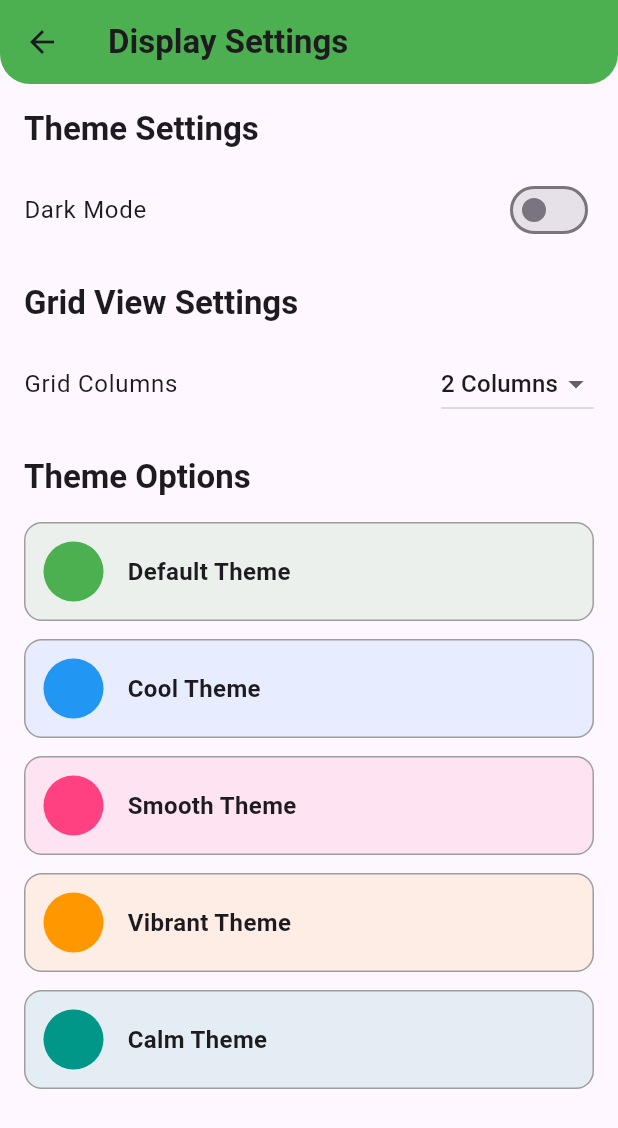
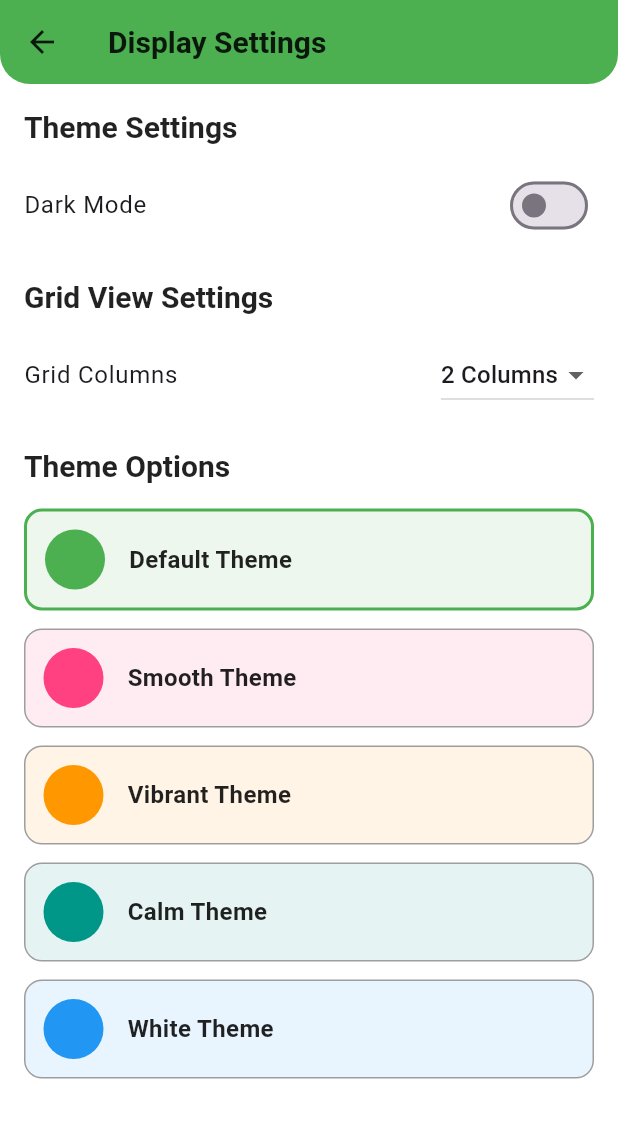
Before and after one commit to DevSon1024/ragadl-app, a Flutter app: the screen it shows after launch, in the side drawer, after a tap on "Display Settings", on a phone screen of 412 x 824 dp. Shown: the top 1128 px of the screen. Run offline on Flutter 3.47's test engine with Material 3 defaults, Android fonts, the light colour scheme and no system bars; our stand-ins replace awesome_notifications, cached_network_image, csv, device_info_plus, dio, file_picker and 5 more; missing offline and left inert: flutter_isolate, window_manager.

Commit message:
theme and icon settings

```diff
--- a/lib/main.dart
+++ b/lib/main.dart
@@ -251,8 +251,10 @@ class _MainScreenState extends State<MainScreen> {
         bottomNavigationBar: BottomAppBar(
           shape: const CircularNotchedRectangle(),
           notchMargin: 8.0,
-          height: 71.0, // Reduced height
+          height: 71.0,
+          // Reduced height
           color: Theme.of(context).primaryColor,
+
           child: Row(
             mainAxisAlignment: MainAxisAlignment.spaceAround,
             children: [
@@ -277,8 +279,9 @@ class _MainScreenState extends State<MainScreen> {
           },
           shape: const CircleBorder(),
           child: Icon(
-            Icons.add,
+            Icons.download_for_offline_rounded,
             color: Theme.of(context).colorScheme.onPrimary,
+            size: 50.0, // Increased icon size to better fill the button
           ),
         ),
         floatingActionButtonLocation: FloatingActionButtonLocation.centerDocked,
@@ -297,6 +300,7 @@ class _MainScreenState extends State<MainScreen> {
             FocusScope.of(context).unfocus();
           });
         },
+        borderRadius: BorderRadius.circular(50), // Circular hover effect
         child: Column(
           mainAxisSize: MainAxisSize.min,
           children: [
@@ -305,7 +309,7 @@ class _MainScreenState extends State<MainScreen> {
               color: isSelected
                   ? Theme.of(context).colorScheme.onPrimary
                   : Theme.of(context).colorScheme.onPrimary.withOpacity(0.7),
-              size: 24, // Consistent icon size
+              size: 28,
             ),
             Text(
               label,
@@ -313,7 +317,7 @@ class _MainScreenState extends State<MainScreen> {
                 color: isSelected
                     ? Theme.of(context).colorScheme.onPrimary
                     : Theme.of(context).colorScheme.onPrimary.withOpacity(0.7),
-                fontSize: 11, // Slightly smaller font for compact look
+                fontSize: 11,
               ),
             ),
           ],
@@ -444,12 +448,6 @@ class _HomePageState extends State<HomePage> {
                   style: Theme.of(context).textTheme.headlineSmall,
                   textAlign: TextAlign.center,
                 ),
-                const SizedBox(height: 16),
-                Text(
-                  'Browse celebrities or tap the + button to download images',
-                  style: Theme.of(context).textTheme.bodyMedium,
-                  textAlign: TextAlign.center,
-                ),
               ],
             ),
           ),
--- a/lib/pages/history/history_settings.dart
+++ b/lib/pages/history/history_settings.dart
@@ -228,6 +228,7 @@ class _FullImageViewerState extends State<FullImageViewer> {
   late int _currentIndex;
   bool _isDeleting = false;
   final List<TransformationController> _transformationControllers = [];
+  final FocusNode _focusNode = FocusNode();
 
   @override
   void initState() {
@@ -245,6 +246,7 @@ class _FullImageViewerState extends State<FullImageViewer> {
     for (var controller in _transformationControllers) {
       controller.dispose();
     }
+    _focusNode.dispose();
     super.dispose();
   }
 
@@ -330,6 +332,24 @@ class _FullImageViewerState extends State<FullImageViewer> {
     }
   }
 
+  void _navigateToPrevious() {
+    if (_currentIndex > 0) {
+      _pageController.previousPage(
+        duration: const Duration(milliseconds: 300),
+        curve: Curves.easeInOut,
+      );
+    }
+  }
+
+  void _navigateToNext() {
+    if (_currentIndex < widget.images.length - 1) {
+      _pageController.nextPage(
+        duration: const Duration(milliseconds: 300),
+        curve: Curves.easeInOut,
+      );
+    }
+  }
+
   @override
   Widget build(BuildContext context) {
     final currentImage = File(widget.images[_currentIndex].path);
@@ -372,7 +392,21 @@ class _FullImageViewerState extends State<FullImageViewer> {
           ),
         ],
       ),
-      body: PageView.builder(
+      body: RawKeyboardListener(
+        focusNode: _focusNode,
+        autofocus: true,
+        onKey: (RawKeyEvent event) {
+          if (event is RawKeyDownEvent) {
+            if (event.logicalKey == LogicalKeyboardKey.arrowLeft) {
+              _navigateToPrevious();
+            } else if (event.logicalKey == LogicalKeyboardKey.arrowRight) {
+              _navigateToNext();
+            }
+          }
+        },
+        child: Stack(
+          children: [
+            PageView.builder(
               controller: _pageController,
               itemCount: widget.images.length,
               onPageChanged: (index) => setState(() => _currentIndex = index),
@@ -399,6 +433,31 @@ class _FullImageViewerState extends State<FullImageViewer> {
                 );
               },
             ),
+            if (widget.images.length > 1) ...[
+              Positioned(
+                left: 16,
+                top: MediaQuery.of(context).size.height / 2 - 24,
+                child: FloatingActionButton(
+                  mini: true,
+                  onPressed: _currentIndex > 0 ? _navigateToPrevious : null,
+                  backgroundColor: _currentIndex > 0 ? Theme.of(context).primaryColor : Colors.grey,
+                  child: const Icon(Icons.arrow_left),
+                ),
+              ),
+              Positioned(
+                right: 16,
+                top: MediaQuery.of(context).size.height / 2 - 24,
+                child: FloatingActionButton(
+                  mini: true,
+                  onPressed: _currentIndex < widget.images.length - 1 ? _navigateToNext : null,
+                  backgroundColor: _currentIndex < widget.images.length - 1 ? Theme.of(context).primaryColor : Colors.grey,
+                  child: const Icon(Icons.arrow_right),
+                ),
+              ),
+            ],
+          ],
+        ),
+      ),
     );
   }
 }
--- a/lib/settings/display_settings_page.dart
+++ b/lib/settings/display_settings_page.dart
@@ -107,14 +107,6 @@ class DisplaySettingsPage extends StatelessWidget {
                     ),
                     _buildThemeContainer(
                       context,
-                      'Cool Theme',
-                      Colors.blue,
-                      themeConfig,
-                      themeName: 'cool',
-                      isSelected: themeConfig.currentTheme == 'cool',
-                    ),
-                    _buildThemeContainer(
-                      context,
                       'Smooth Theme',
                       Colors.pinkAccent,
                       themeConfig,
@@ -136,6 +128,14 @@ class DisplaySettingsPage extends StatelessWidget {
                       themeConfig,
                       themeName: 'calm',
                       isSelected: themeConfig.currentTheme == 'calm',
+                    ),
+                    _buildThemeContainer(
+                      context,
+                      'White Theme',
+                      const Color(0xFF2196F3),
+                      themeConfig,
+                      themeName: 'white',
+                      isSelected: themeConfig.currentTheme == 'white',
                     ),
                   ],
                 ),
--- a/lib/widgets/theme_config.dart
+++ b/lib/widgets/theme_config.dart
@@ -2,6 +2,13 @@ import 'package:flutter/material.dart';
 import 'package:shared_preferences/shared_preferences.dart';
 
 class ThemeConfig extends ChangeNotifier {
+  // Helper function to lighten a color for containers in light themes
+  Color _lightenColor(Color color, [double amount = 0.8]) {
+    final hsl = HSLColor.fromColor(color);
+    final hslLight = hsl.withLightness((hsl.lightness + amount).clamp(0.9, 1.0));
+    return hslLight.toColor();
+  }
+
   // Helper function to darken a color for dark themes
   Color _darkenColor(Color color, [double amount = 0.3]) {
     final hsl = HSLColor.fromColor(color);
@@ -9,30 +16,29 @@ class ThemeConfig extends ChangeNotifier {
     return hslDark.toColor();
   }
 
-  // Light Themes (unchanged)
+  // Light Themes
   static ThemeData defaultTheme = ThemeData(
     primarySwatch: Colors.green,
     primaryColor: Colors.green,
     brightness: Brightness.light,
-    cardTheme: const CardTheme(
+    scaffoldBackgroundColor: Colors.white,
+    cardTheme: CardTheme(
       elevation: 4,
       margin: EdgeInsets.all(8),
+      color: HSLColor.fromColor(Colors.green).withLightness(0.95).toColor(), // Fainted green
     ),
     textTheme: const TextTheme(
-      bodyMedium: TextStyle(fontSize: 16),
+      bodyMedium: TextStyle(fontSize: 16, color: Colors.black87),
+      bodySmall: TextStyle(fontSize: 14, color: Colors.black54),
+      titleLarge: TextStyle(fontSize: 20, color: Colors.black87),
     ),
-  );
-
-  static ThemeData coolTheme = ThemeData(
-    primarySwatch: Colors.blue,
-    primaryColor: Colors.blue,
-    brightness: Brightness.light,
-    cardTheme: const CardTheme(
-      elevation: 4,
-      margin: EdgeInsets.all(8),
+    iconTheme: const IconThemeData(
+      color: Colors.green,
     ),
-    textTheme: const TextTheme(
-      bodyMedium: TextStyle(fontSize: 16),
+    appBarTheme: const AppBarTheme(
+      backgroundColor: Colors.white,
+      foregroundColor: Colors.black87,
+      elevation: 0,
     ),
   );
 
@@ -40,12 +46,24 @@ class ThemeConfig extends ChangeNotifier {
     primarySwatch: Colors.pink,
     primaryColor: Colors.pinkAccent,
     brightness: Brightness.light,
-    cardTheme: const CardTheme(
+    scaffoldBackgroundColor: Colors.white,
+    cardTheme: CardTheme(
       elevation: 4,
       margin: EdgeInsets.all(8),
+      color: HSLColor.fromColor(Colors.pinkAccent).withLightness(0.95).toColor(), // Fainted pink
     ),
     textTheme: const TextTheme(
-      bodyMedium: TextStyle(fontSize: 16),
+      bodyMedium: TextStyle(fontSize: 16, color: Colors.black87),
+      bodySmall: TextStyle(fontSize: 14, color: Colors.black54),
+      titleLarge: TextStyle(fontSize: 20, color: Colors.black87),
+    ),
+    iconTheme: const IconThemeData(
+      color: Colors.pinkAccent,
+    ),
+    appBarTheme: const AppBarTheme(
+      backgroundColor: Colors.white,
+      foregroundColor: Colors.black87,
+      elevation: 0,
     ),
   );
 
@@ -53,12 +71,24 @@ class ThemeConfig extends ChangeNotifier {
     primarySwatch: Colors.orange,
     primaryColor: Colors.orange,
     brightness: Brightness.light,
-    cardTheme: const CardTheme(
+    scaffoldBackgroundColor: Colors.white,
+    cardTheme: CardTheme(
       elevation: 4,
       margin: EdgeInsets.all(8),
+      color: HSLColor.fromColor(Colors.orange).withLightness(0.95).toColor(), // Fainted orange
     ),
     textTheme: const TextTheme(
-      bodyMedium: TextStyle(fontSize: 16),
+      bodyMedium: TextStyle(fontSize: 16, color: Colors.black87),
+      bodySmall: TextStyle(fontSize: 14, color: Colors.black54),
+      titleLarge: TextStyle(fontSize: 20, color: Colors.black87),
+    ),
+    iconTheme: const IconThemeData(
+      color: Colors.orange,
+    ),
+    appBarTheme: const AppBarTheme(
+      backgroundColor: Colors.white,
+      foregroundColor: Colors.black87,
+      elevation: 0,
     ),
   );
 
@@ -66,19 +96,55 @@ class ThemeConfig extends ChangeNotifier {
     primarySwatch: Colors.teal,
     primaryColor: Colors.teal,
     brightness: Brightness.light,
+    scaffoldBackgroundColor: Colors.white,
+    cardTheme: CardTheme(
+      elevation: 4,
+      margin: EdgeInsets.all(8),
+      color: HSLColor.fromColor(Colors.teal).withLightness(0.95).toColor(), // Fainted teal
+    ),
+    textTheme: const TextTheme(
+      bodyMedium: TextStyle(fontSize: 16, color: Colors.black87),
+      bodySmall: TextStyle(fontSize: 14, color: Colors.black54),
+      titleLarge: TextStyle(fontSize: 20, color: Colors.black87),
+    ),
+    iconTheme: const IconThemeData(
+      color: Colors.teal,
+    ),
+    appBarTheme: const AppBarTheme(
+      backgroundColor: Colors.white,
+      foregroundColor: Colors.black87,
+      elevation: 0,
+    ),
+  );
+
+  static ThemeData whiteTheme = ThemeData(
+    primarySwatch: Colors.blue,
+    primaryColor: const Color(0xFF2196F3),
+    brightness: Brightness.light,
+    scaffoldBackgroundColor: Colors.white,
     cardTheme: const CardTheme(
       elevation: 4,
       margin: EdgeInsets.all(8),
+      color: Color(0xFFE3F2FD), // Fainted blue
     ),
     textTheme: const TextTheme(
-      bodyMedium: TextStyle(fontSize: 16),
+      bodyMedium: TextStyle(fontSize: 16, color: Colors.black87),
+      bodySmall: TextStyle(fontSize: 14, color: Colors.black54),
+      titleLarge: TextStyle(fontSize: 20, color: Colors.black87),
+    ),
+    iconTheme: const IconThemeData(
+      color: Color(0xFF2196F3),
+    ),
+    appBarTheme: const AppBarTheme(
+      backgroundColor: Colors.white,
+      foregroundColor: Colors.black87,
+      elevation: 0,
     ),
   );
 
-
-  // Dark Themes (unified with darkened primary colors)
+  // Dark Themes
   static ThemeData defaultDarkTheme = ThemeData(
-    primaryColor: const Color(0xFF2E7D32), // Darkened green
+    primaryColor: const Color(0xFF2E7D32),
     colorScheme: const ColorScheme.dark(
       primary: Color(0xFF2E7D32),
       secondary: Color(0xFF4CAF50),
@@ -89,10 +155,10 @@ class ThemeConfig extends ChangeNotifier {
     ),
     scaffoldBackgroundColor: const Color(0xFF212121),
     brightness: Brightness.dark,
-    cardTheme: const CardTheme(
+    cardTheme: CardTheme(
       elevation: 4,
       margin: EdgeInsets.all(8),
-      color: Color(0xFF424242),
+      color: HSLColor.fromColor(const Color(0xFFFFFFFF)).withLightness(0.3).toColor(), // Darkened green for containers
     ),
     textTheme: const TextTheme(
       bodyMedium: TextStyle(fontSize: 16, color: Color(0xFFFFFFFF)),
@@ -109,40 +175,8 @@ class ThemeConfig extends ChangeNotifier {
     ),
   );
 
-  static ThemeData coolDarkTheme = ThemeData(
-    primaryColor: const Color(0xFF1565C0), // Darkened blue
-    colorScheme: const ColorScheme.dark(
-      primary: Color(0xFF1565C0),
-      secondary: Color(0xFF42A5F5),
-      surface: Color(0xFF424242),
-      onPrimary: Color(0xFFFFFFFF),
-      onSecondary: Color(0xFFFFFFFF),
-      onSurface: Color(0xFFFFFFFF),
-    ),
-    scaffoldBackgroundColor: const Color(0xFF212121),
-    brightness: Brightness.dark,
-    cardTheme: const CardTheme(
-      elevation: 4,
-      margin: EdgeInsets.all(8),
-      color: Color(0xFF424242),
-    ),
-    textTheme: const TextTheme(
-      bodyMedium: TextStyle(fontSize: 16, color: Color(0xFFFFFFFF)),
-      bodySmall: TextStyle(fontSize: 14, color: Color(0xFFB0B0B0)),
-      titleLarge: TextStyle(fontSize: 20, color: Color(0xFFFFFFFF)),
-    ),
-    iconTheme: const IconThemeData(
-      color: Color(0xFF1565C0),
-    ),
-    appBarTheme: const AppBarTheme(
-      backgroundColor: Color(0xFF212121),
-      foregroundColor: Color(0xFFFFFFFF),
-      elevation: 0,
-    ),
-  );
-
   static ThemeData smoothDarkTheme = ThemeData(
-    primaryColor: const Color(0xFFC2185B), // Darkened pink
+    primaryColor: const Color(0xFFC2185B),
     colorScheme: const ColorScheme.dark(
       primary: Color(0xFFC2185B),
       secondary: Color(0xFFF06292),
@@ -153,10 +187,10 @@ class ThemeConfig extends ChangeNotifier {
     ),
     scaffoldBackgroundColor: const Color(0xFF212121),
     brightness: Brightness.dark,
-    cardTheme: const CardTheme(
+    cardTheme: CardTheme(
       elevation: 4,
       margin: EdgeInsets.all(8),
-      color: Color(0xFF424242),
+      color: HSLColor.fromColor(const Color(0xFFC2185B)).withLightness(0.3).toColor(), // Darkened pink for containers
     ),
     textTheme: const TextTheme(
       bodyMedium: TextStyle(fontSize: 16, color: Color(0xFFFFFFFF)),
@@ -174,7 +208,7 @@ class ThemeConfig extends ChangeNotifier {
   );
 
   static ThemeData vibrantDarkTheme = ThemeData(
-    primaryColor: const Color(0xFFF57C00), // Darkened orange
+    primaryColor: const Color(0xFFF57C00),
     colorScheme: const ColorScheme.dark(
       primary: Color(0xFFF57C00),
       secondary: Color(0xFFFFA726),
@@ -185,10 +219,10 @@ class ThemeConfig extends ChangeNotifier {
     ),
     scaffoldBackgroundColor: const Color(0xFF212121),
     brightness: Brightness.dark,
-    cardTheme: const CardTheme(
+    cardTheme: CardTheme(
       elevation: 4,
       margin: EdgeInsets.all(8),
-      color: Color(0xFF424242),
+      color: HSLColor.fromColor(const Color(0xFFF57C00)).withLightness(0.3).toColor(), // Darkened orange for containers
     ),
     textTheme: const TextTheme(
       bodyMedium: TextStyle(fontSize: 16, color: Color(0xFFFFFFFF)),
@@ -206,7 +240,7 @@ class ThemeConfig extends ChangeNotifier {
   );
 
   static ThemeData calmDarkTheme = ThemeData(
-    primaryColor: const Color(0xFF00695C), // Darkened teal
+    primaryColor: const Color(0xFF00695C),
     colorScheme: const ColorScheme.dark(
       primary: Color(0xFF00695C),
       secondary: Color(0xFF26A69A),
@@ -217,10 +251,10 @@ class ThemeConfig extends ChangeNotifier {
     ),
     scaffoldBackgroundColor: const Color(0xFF212121),
     brightness: Brightness.dark,
-    cardTheme: const CardTheme(
+    cardTheme: CardTheme(
       elevation: 4,
       margin: EdgeInsets.all(8),
-      color: Color(0xFF424242),
+      color: HSLColor.fromColor(const Color(0xFF00695C)).withLightness(0.3).toColor(), // Darkened teal for containers
     ),
     textTheme: const TextTheme(
       bodyMedium: TextStyle(fontSize: 16, color: Color(0xFFFFFFFF)),
@@ -237,9 +271,40 @@ class ThemeConfig extends ChangeNotifier {
     ),
   );
 
+  static ThemeData whiteDarkTheme = ThemeData(
+    primaryColor: const Color(0xFF1976D2), // Darker blue for dark theme
+    colorScheme: const ColorScheme.dark(
+      primary: Color(0xFF1976D2),
+      secondary: Color(0xFF42A5F5), // Lighter blue for accents
+      surface: Color(0xFF424242),
+      onPrimary: Color(0xFFFFFFFF),
+      onSecondary: Color(0xFFFFFFFF),
+      onSurface: Color(0xFFFFFFFF),
+    ),
+    scaffoldBackgroundColor: const Color(0xFF212121), // Dark grey background
+    brightness: Brightness.dark,
+    cardTheme: CardTheme(
+      elevation: 4,
+      margin: EdgeInsets.all(8),
+      color: const Color(0xFF616161), // Grey for containers
+    ),
+    textTheme: const TextTheme(
+      bodyMedium: TextStyle(fontSize: 16, color: Color(0xFFFFFFFF)),
+      bodySmall: TextStyle(fontSize: 14, color: Color(0xFFB0B0B0)),
+      titleLarge: TextStyle(fontSize: 20, color: Color(0xFFFFFFFF)),
+    ),
+    iconTheme: const IconThemeData(
+      color: Color(0xFF1976D2), // Darker blue for icons
+    ),
+    appBarTheme: const AppBarTheme(
+      backgroundColor: Color(0xFF212121), // Dark grey AppBar
+      foregroundColor: Color(0xFFFFFFFF),
+      elevation: 0,
+    ),
+  );
 
   ThemeMode _currentThemeMode = ThemeMode.system;
-  String _currentTheme = 'google'; // Set Google as default theme
+  String _currentTheme = 'default'; // Set default theme
 
   // Add keys for SharedPreferences
   static const String _themeModeKey = 'theme_mode';
@@ -261,7 +326,7 @@ class ThemeConfig extends ChangeNotifier {
     if (themeName != null) {
       _currentTheme = themeName;
     } else {
-      _currentTheme = 'google'; // Ensure default is google if no saved theme
+      _currentTheme = 'default'; // Ensure default theme if no saved theme
     }
     final gridCols = prefs.getInt(_gridColumnsKey);
     if (gridCols != null) {
@@ -292,26 +357,26 @@ class ThemeConfig extends ChangeNotifier {
 
   void toggleTheme() {
     _currentThemeMode = _currentThemeMode == ThemeMode.light ? ThemeMode.dark : ThemeMode.light;
-    _saveTheme(); // Persist the change
+    _saveTheme();
     notifyListeners();
   }
 
   void setTheme(String themeName) {
     _currentTheme = themeName;
-    _saveTheme(); // Persist the change
+    _saveTheme();
     notifyListeners();
   }
 
   ThemeData get lightTheme {
     switch (_currentTheme) {
-      case 'cool':
-        return coolTheme;
       case 'smooth':
         return smoothTheme;
       case 'vibrant':
         return vibrantTheme;
       case 'calm':
         return calmTheme;
+      case 'white':
+        return whiteTheme;
       default:
         return defaultTheme;
     }
@@ -319,14 +384,14 @@ class ThemeConfig extends ChangeNotifier {
 
   ThemeData get darkTheme {
     switch (_currentTheme) {
-      case 'cool':
-        return coolDarkTheme;
       case 'smooth':
         return smoothDarkTheme;
       case 'vibrant':
         return vibrantDarkTheme;
       case 'calm':
         return calmDarkTheme;
+      case 'white':
+        return whiteDarkTheme;
       default:
         return defaultDarkTheme;
     }
```
Lines whose indentation alone changed are shown as unchanged.
